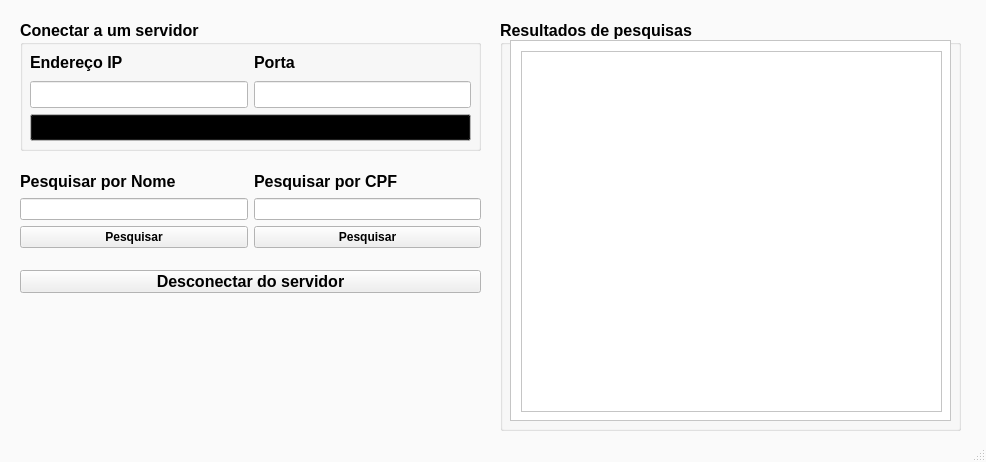
Qt form ui/cliente_gui.ui (gabsfredes/tcp-multithread) before a commit.
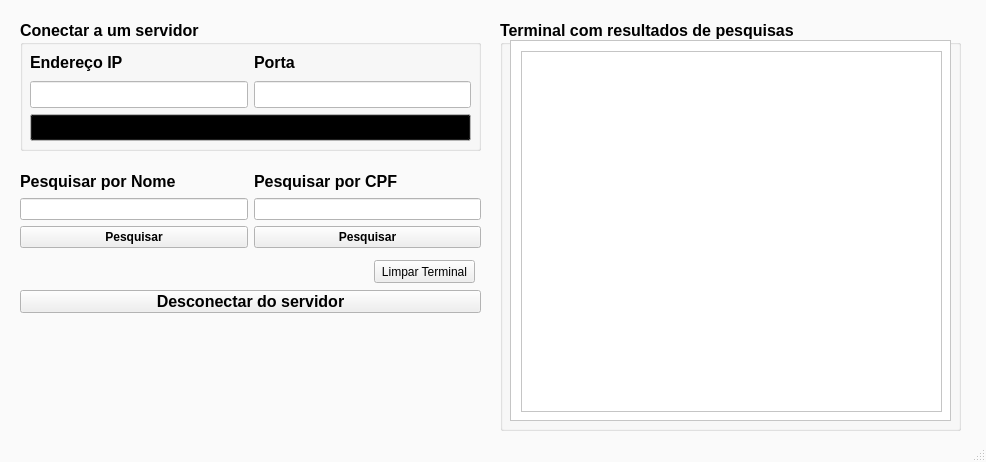
The same form after that commit.

Patch:
```diff
--- a/ui/cliente_gui.ui
+++ b/ui/cliente_gui.ui
@@ -10,6 +10,12 @@
     <height>462</height>
    </rect>
   </property>
+  <property name="maximumSize">
+   <size>
+    <width>986</width>
+    <height>16777215</height>
+   </size>
+  </property>
   <property name="palette">
    <palette>
     <active>
@@ -584,7 +590,7 @@
      <bool>false</bool>
     </property>
     <property name="title">
-     <string>Resultados de pesquisas</string>
+     <string>Terminal com resultados de pesquisas</string>
     </property>
     <widget class="QScrollArea" name="terminal_cliente">
      <property name="geometry">
@@ -718,7 +724,7 @@
     <property name="geometry">
      <rect>
       <x>20</x>
-      <y>270</y>
+      <y>290</y>
       <width>461</width>
       <height>23</height>
      </rect>
@@ -735,6 +741,19 @@
      <string>Desconectar do servidor</string>
     </property>
    </widget>
+   <widget class="QPushButton" name="botao_limpar_terminal">
+    <property name="geometry">
+     <rect>
+      <x>374</x>
+      <y>260</y>
+      <width>101</width>
+      <height>23</height>
+     </rect>
+    </property>
+    <property name="text">
+     <string>Limpar Terminal</string>
+    </property>
+   </widget>
   </widget>
   <widget class="QStatusBar" name="statusbar"/>
  </widget>
```
